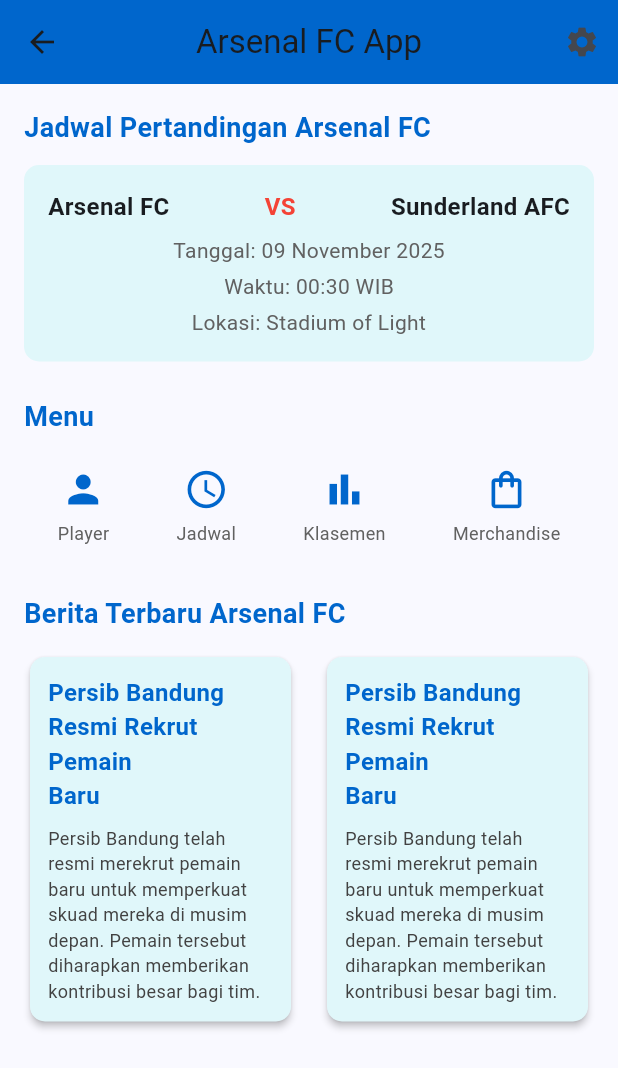
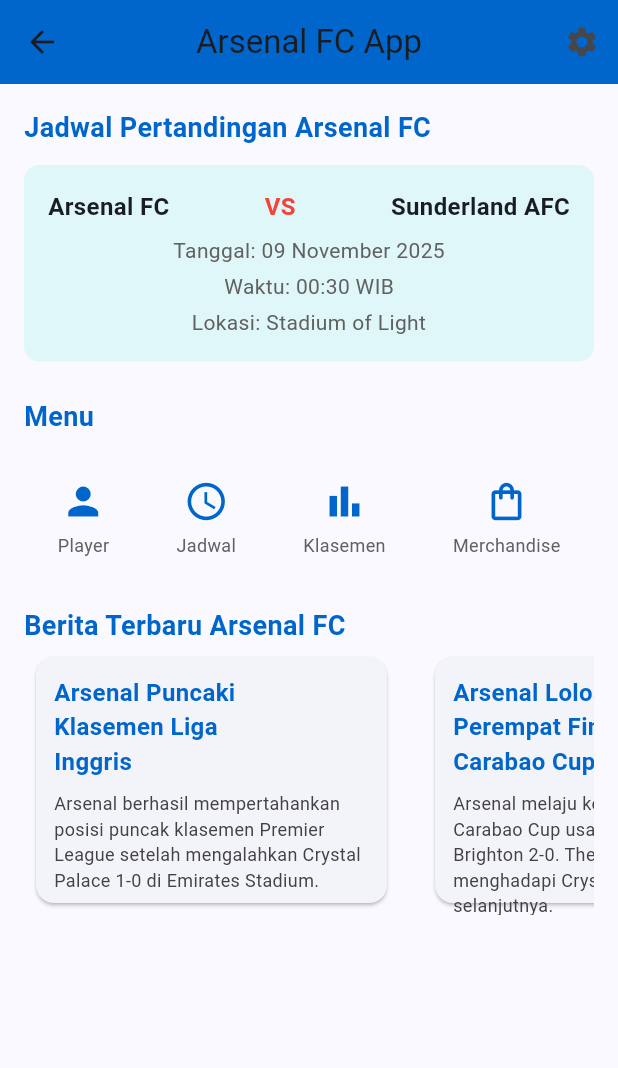
Before and after one commit to taworld-star/AplikasiBola_0040, a Flutter app: the screen it shows after launch, on a phone screen of 412 x 824 dp. Shown: the top 1068 px of the screen. Run offline on Flutter 3.47's test engine with Material 3 defaults, Android fonts, the light colour scheme and no system bars.

Commit message:
home page error

```diff
--- a/lib/home_page.dart
+++ b/lib/home_page.dart
@@ -2,7 +2,31 @@
 import 'package:flutter/material.dart';
 
 class HomePage extends StatelessWidget {
-  const HomePage({Key? key}) : super(key: key);
+  HomePage({Key? key}) : super(key: key);
+
+  final List<Map<String, String>> newsItems = [
+    {
+      'title': 'Arsenal Puncaki\nKlasemen Liga\nInggris',
+      'content': 'Arsenal berhasil mempertahankan posisi puncak klasemen Premier League setelah mengalahkan Crystal Palace 1-0 di Emirates Stadium.',
+    },
+    {
+      'title': 'Arsenal Lolos\nPerempat Final\nCarabao Cup',
+      'content': 'Arsenal melaju ke perempat final Carabao Cup usai mengalahkan Brighton 2-0. The Gunners akan menghadapi Crystal Palace di babak selanjutnya.',
+    },
+    {
+      'title': 'Tiga Pemain\nKunci Arsenal\nSegera Pulih',
+      'content': 'Arsenal akan mendapat tambahan kekuatan setelah jeda internasional November. Tiga pemain penting diprediksi kembali pulih dari cedera.',
+    },
+    {
+      'title': 'Gabriel \nUpdate Cedera\nACL',
+      'content': 'Gabriel memberikan update positif tentang pemulihannya dari cedera ACL. Striker Brasil ini menargetkan comeback di musim 2025/26',
+    },
+    {
+      'title': 'Arsenal Rekrut\nDelapan Pemain\nBaru',
+      'content': 'Arsenal menandatangani delapan pemain baru di bursa transfer musim panas. Salah satunya adalah bek Piero Hincapie yang sudah tampil perdana.',
+    },
+  ];
+  // --- End of Dummy News Data ---
 
   // Navigation functions (will be implemented later)
   void _navigateToPlayer(BuildContext context) {
@@ -129,7 +153,7 @@
                 color: Theme.of(context).primaryColor,
               ),
             ),
-            const SizedBox(height: 12),
+            const SizedBox(height: 20),
             Row(
               mainAxisAlignment: MainAxisAlignment.spaceAround, // Distribute items evenly
               children: <Widget>[
@@ -154,30 +178,29 @@
                 color: Theme.of(context).primaryColor,
               ),
             ),
-            const SizedBox(height: 12),
-            // News articles are displayed side-by-side
-            Row(
-              crossAxisAlignment: CrossAxisAlignment.start,
-              children: <Widget>[
-                // First News Article
-                Expanded(
-                  child: _buildNewsCard(
-                    context,
-                    'Persib Bandung\nResmi Rekrut Pemain\nBaru',
-                    'Persib Bandung telah resmi merekrut pemain baru untuk memperkuat skuad mereka di musim depan. Pemain tersebut diharapkan memberikan kontribusi besar bagi tim.',
-                  ),
-                ),
-                const SizedBox(width: 16), // Spacing between news cards
-                // Second News Article
-                Expanded(
-                  child: _buildNewsCard(
-                    context,
-                    'Persib Bandung\nResmi Rekrut Pemain\nBaru',
-                    'Persib Bandung telah resmi merekrut pemain baru untuk memperkuat skuad mereka di musim depan. Pemain tersebut diharapkan memberikan kontribusi besar bagi tim.',
-                  ),
-                ),
-              ],
+            SizedBox(
+              height: 180,
+              child: ListView.builder(
+                scrollDirection: Axis.horizontal,
+                itemCount: newsItems.length,
+                itemBuilder: (context, index) {
+                  return Padding(
+                    padding: EdgeInsets.only(
+                      right: index == newsItems.length - 1 ? 0 : 16,
+                    ),
+                    child: SizedBox(
+                      width: 250,
+                      child: _buildNewsCard(
+                        context,
+                        newsItems[index]['title']!,
+                        newsItems[index]['content']!,
+                      ),
+                    ),
+                  );
+                },
+              ),
             ),
+            SizedBox(),
           ],
         ),
       ),
@@ -206,11 +229,7 @@
   // Helper widget for news cards
   Widget _buildNewsCard(BuildContext context, String title, String content) {
     return Card(
-      elevation: 2.0, // Adds a shadow
-      shape: RoundedRectangleBorder(
-        borderRadius: BorderRadius.circular(10.0),
-      ),
-      color: const Color(0xFFE0F7FA), // Light cyan background for news, similar to image
+      margin: const EdgeInsets.all(8.0),
       child: Padding(
         padding: const EdgeInsets.all(12.0),
         child: Column(
--- a/lib/main.dart
+++ b/lib/main.dart
@@ -26,7 +26,7 @@
       routes: {
         '/': (context) => const LoginPage(),
         '/register': (context) => const RegistrationPage(),
-        '/home': (context) => const HomePage(),
+        '/home': (context) =>  HomePage(),
       },
       debugShowCheckedModeBanner: false,
     );
```
